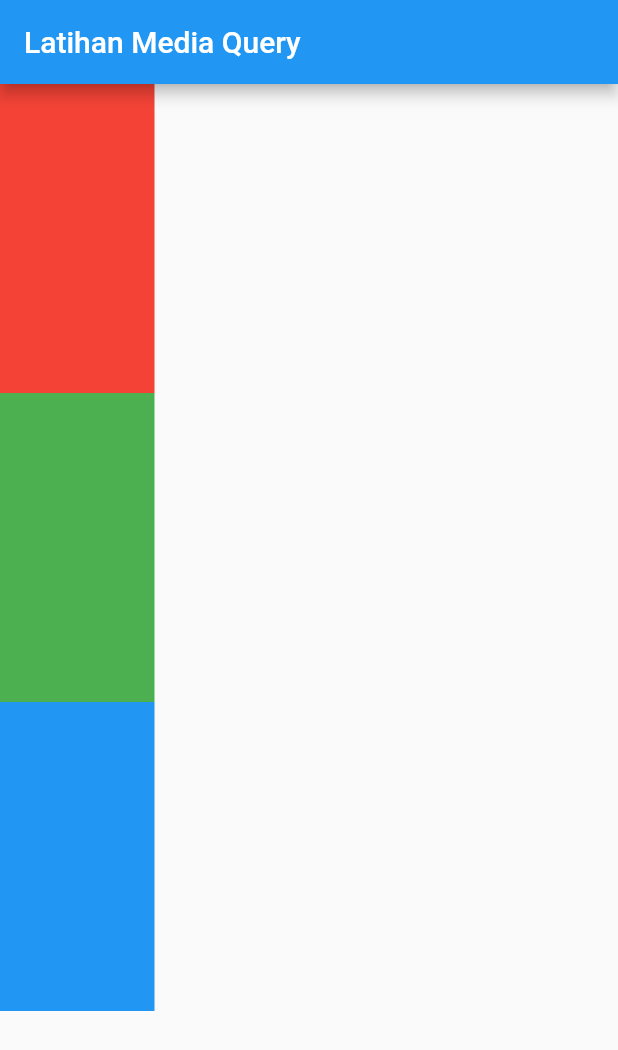
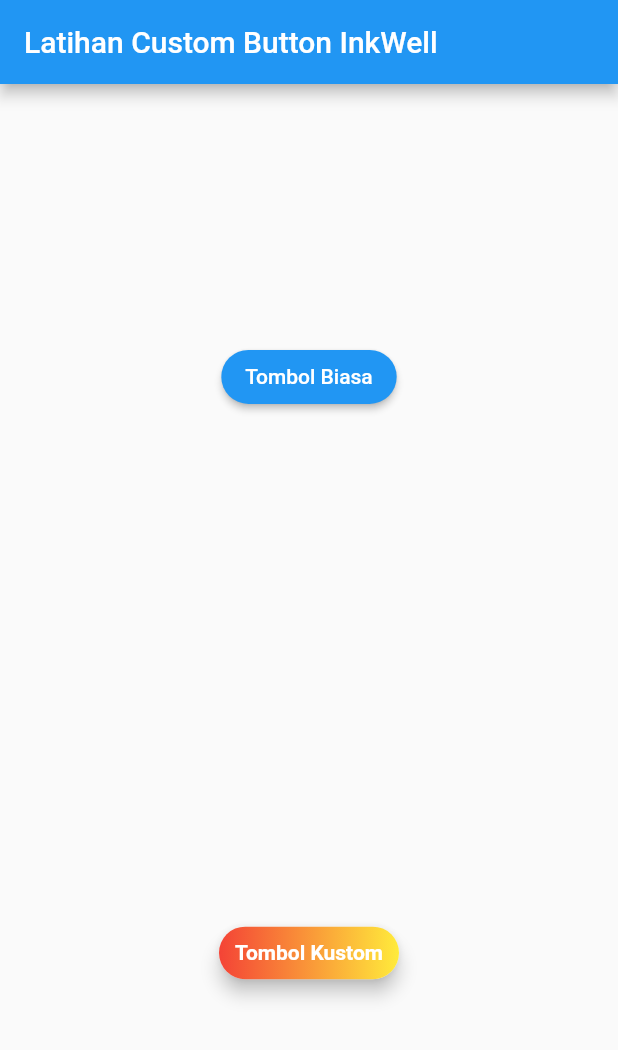
Before and after one commit to Muammarbanana/flutter-practice, a Flutter app: the Utama widget shown alone on an empty page, opened directly, on a phone screen of 412 x 824 dp. Shown: the top 1050 px of the screen. Run offline on Flutter 3.47's test engine with Material 2 defaults, Android fonts, the phone set to English and light mode, and no system bars; project files that could hold a hidden picture were left out.

Commit message:
add custom button with inkwell page

```diff
--- /dev/null
+++ b/lib/custombuttoninkwell.dart
@@ -0,0 +1,65 @@
+import "package:flutter/material.dart";
+
+class CustomButton extends StatefulWidget {
+  @override
+  _CustomButtonState createState() => _CustomButtonState();
+}
+
+class _CustomButtonState extends State<CustomButton> {
+  @override
+  Widget build(BuildContext context) {
+    return MaterialApp(
+      home: Scaffold(
+        appBar: AppBar(
+          title: Text("Latihan Custom Button InkWell"),
+        ),
+        body: Center(
+          child: Column(
+            mainAxisAlignment: MainAxisAlignment.spaceAround,
+            children: [
+              RaisedButton(
+                shape: StadiumBorder(),
+                color: Colors.blue,
+                child: Text(
+                  "Tombol Biasa",
+                  style: TextStyle(color: Colors.white),
+                ),
+                onPressed: () {},
+              ),
+              Material(
+                borderRadius: BorderRadius.circular(20),
+                elevation: 5,
+                child: Container(
+                  height: 35,
+                  width: 120,
+                  decoration: BoxDecoration(
+                    borderRadius: BorderRadius.circular(20),
+                    gradient: LinearGradient(
+                      colors: [Colors.red, Colors.yellow],
+                    ),
+                  ),
+                  child: Material(
+                    borderRadius: BorderRadius.circular(20),
+                    color: Colors.transparent,
+                    child: InkWell(
+                      onTap: () {},
+                      borderRadius: BorderRadius.circular(20),
+                      child: Center(
+                        child: Text(
+                          "Tombol Kustom",
+                          style: TextStyle(
+                              color: Colors.white, fontWeight: FontWeight.w600),
+                        ),
+                      ),
+                      splashColor: Colors.white,
+                    ),
+                  ),
+                ),
+              )
+            ],
+          ),
+        ),
+      ),
+    );
+  }
+}
--- a/lib/main.dart
+++ b/lib/main.dart
@@ -3,6 +3,7 @@ import 'package:flutter_app_2/animatedcont.dart';
 import 'package:flutter_app_2/anoningusmethod.dart';
 import 'package:flutter_app_2/card.dart';
 import 'package:flutter_app_2/customappbar.dart';
+import 'package:flutter_app_2/custombuttoninkwell.dart';
 import 'package:flutter_app_2/draggable.dart';
 import 'package:flutter_app_2/flexiblewidget.dart';
 import 'package:flutter_app_2/imagewid.dart';
@@ -53,6 +54,7 @@ class _UtamaState extends State<Utama> {
     return PageView(
       controller: _controller,
       children: [
+        CustomButton(),
         Mequ(),
         Nginput(),
         Carding(),
```
